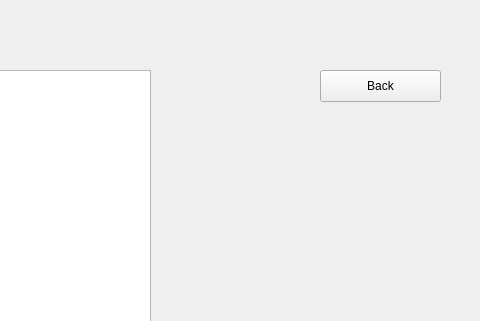
The window that project/lab6/mainwindow.ui (aneroid11/Databases) describes before a commit, drawn with Qt 5; both pictures show x 320 to 800 and y 0 to 321 of the 800 by 600 pixel window.
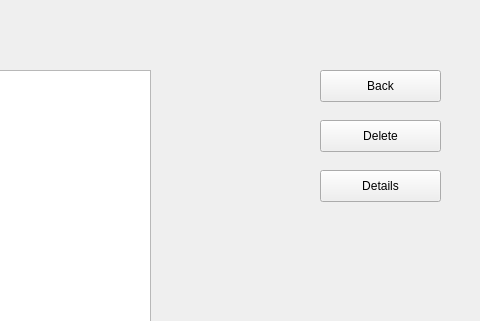
The same window after the commit.

Commit message: deleting playlists (not tested yet)

```diff
--- a/project/lab6/mainwindow.ui
+++ b/project/lab6/mainwindow.ui
@@ -1081,6 +1081,32 @@
        <string>Back</string>
       </property>
      </widget>
+     <widget class="QPushButton" name="playlists_deleteButton">
+      <property name="geometry">
+       <rect>
+        <x>640</x>
+        <y>120</y>
+        <width>121</width>
+        <height>32</height>
+       </rect>
+      </property>
+      <property name="text">
+       <string>Delete</string>
+      </property>
+     </widget>
+     <widget class="QPushButton" name="playlists_detailsButton">
+      <property name="geometry">
+       <rect>
+        <x>640</x>
+        <y>170</y>
+        <width>121</width>
+        <height>32</height>
+       </rect>
+      </property>
+      <property name="text">
+       <string>Details</string>
+      </property>
+     </widget>
     </widget>
     <widget class="QWidget" name="createAdminPage">
      <widget class="QLineEdit" name="createAdmin_emailLineEdit">
```
The commit also changes 4 other files.
